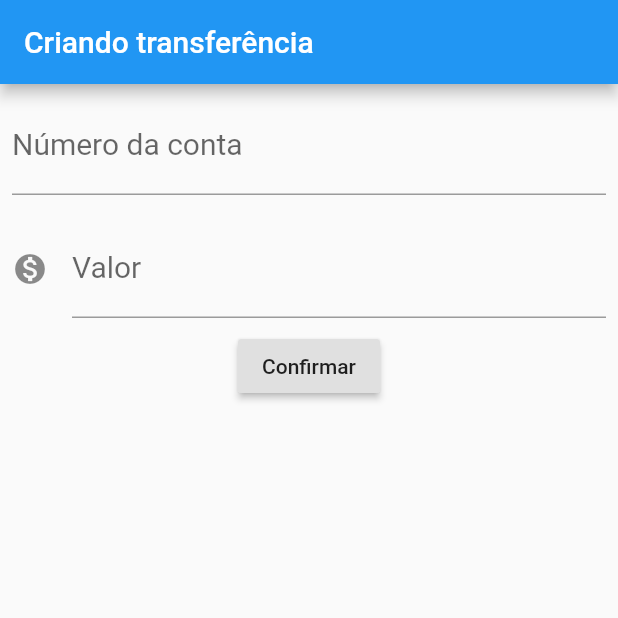
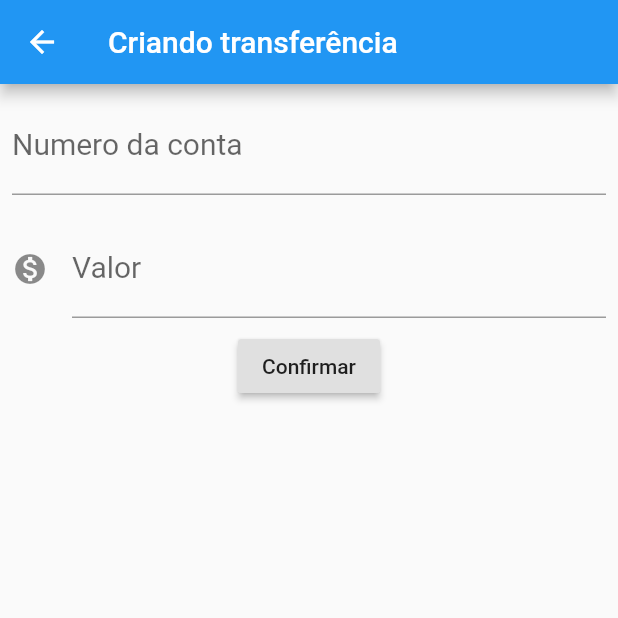
Before and after one commit to JulioCRodrigues/bytebank_alura, a Flutter app: the FormularioTransferencia screen opened directly, after a tap on "Confirmar", on a phone screen of 412 x 824 dp, the top half of it. Run offline on Flutter 3.47's test engine with Material 2 defaults, Android fonts, the phone set to English and light mode, and no system bars.

```diff
--- a/lib/main.dart
+++ b/lib/main.dart
@@ -7,7 +7,7 @@ class ByteBankApp extends StatelessWidget {
   Widget build(BuildContext context) {
     return MaterialApp(
       home: Scaffold(
-        body: FormularioTransferencia(),
+        body: ListaTransferencia(),
       ),
       debugShowCheckedModeBanner: false,
     );
@@ -29,56 +29,61 @@ class FormularioTransferencia extends StatelessWidget {
       ),
       body: Column(
         children: <Widget>[
-          Padding(
-            padding: const EdgeInsets.all(8.0),
-            child: TextField(
-              controller: _controladorCampoNumeroConta,
-              decoration: InputDecoration(
-                labelText: 'Número da conta',
-                hintText: '0000'
-              ),
-              style: TextStyle(
-                fontSize: 20.0
-              ),
-              keyboardType: TextInputType.number,
-            ),
-          ),
-          Padding(
-            padding: const EdgeInsets.all(8.0),
-            child: TextField(
-              controller: _controladorCampoValor,
-              decoration: InputDecoration(
-                labelText: 'Valor',
-                hintText: '0.00',
-                icon: Icon(Icons.monetization_on)
-              ),
-              style: TextStyle(
-                fontSize: 20.0
-              ),
-              keyboardType: TextInputType.number,
-            ),
-          ),
+          Editor(controlador: _controladorCampoNumeroConta, dica: '0000', rotulo:'Numero da conta',),
+          Editor(controlador: _controladorCampoValor, dica: '0.00', rotulo: 'Valor', icone: Icons.monetization_on,),
           //Pegar os dados do input e converter para criar transferencia
           RaisedButton(
             child: Text('Confirmar'),
-            onPressed: (){
-                print('Clicou no confirmar');
-                final int numeroConta = int.tryParse(_controladorCampoNumeroConta.text);
-                final double valor = double.tryParse(_controladorCampoValor.text);
-
-                if(numeroConta != null && valor != null){
-                  final TransferenciaCriada = Transferencia(valor, numeroConta);
-                  Scaffold.of(context).showSnackBar(SnackBar(
-                    content: Text('$TransferenciaCriada'),
-                  ));
-                }
-            },
+            onPressed: ()=> _criaTransferencia(context),
           ),
         ],
       ),
     );
   }
+
+  void _criaTransferencia(BuildContext context) {
+    final int numeroConta = int.tryParse(_controladorCampoNumeroConta.text);
+    final double valor = double.tryParse(_controladorCampoValor.text);
+
+    if(numeroConta != null && valor != null){
+      final TransferenciaCriada = Transferencia(valor, numeroConta);
+      Navigator.pop(context, TransferenciaCriada);
+      Scaffold.of(context).showSnackBar(SnackBar(
+        content: Text('$TransferenciaCriada'),
+      ));
+    }
+  }
 }
+
+class Editor extends StatelessWidget {
+
+  final TextEditingController controlador;
+  final String rotulo;
+  final String dica;
+  final IconData icone;
+
+  Editor({this.controlador, this.rotulo, this.dica, this.icone});
+
+  @override
+  Widget build(BuildContext context) {
+    return Padding(
+      padding: const EdgeInsets.all(8.0),
+      child: TextField(
+        controller: controlador,
+        decoration: InputDecoration(
+            labelText: rotulo,
+            hintText: dica,
+            icon: icone != null ? Icon(icone) : null,
+        ),
+        style: TextStyle(
+            fontSize: 20.0
+        ),
+        keyboardType: TextInputType.number,
+      ),
+    );
+  }
+}
+
 
 // cria lista de transferencia na tela principal de visualização
 class ListaTransferencia extends StatelessWidget{
@@ -95,6 +100,15 @@ class ListaTransferencia extends StatelessWidget{
       ),
       floatingActionButton: FloatingActionButton(
         child: Icon(Icons.add),
+        onPressed: (){
+          final Future<Transferencia> future = Navigator.push(context, MaterialPageRoute(builder: (context) {
+            return FormularioTransferencia();
+          }));
+          future.then((transferenciaRecebida){
+            debugPrint('chegou no then do future');
+            debugPrint('$transferenciaRecebida');
+          });
+        },
       ),
     );
   }
```
